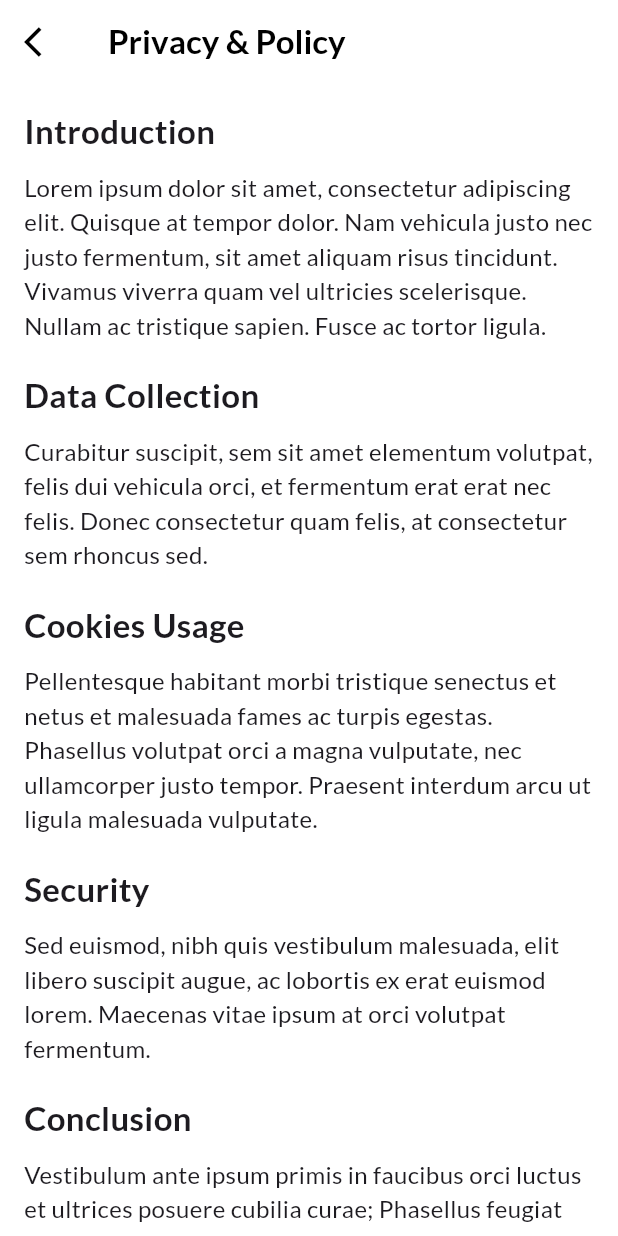
After one commit to bishnudev1/book, a Flutter app: the PrivacyPolicyScreen screen opened directly, on a phone screen of 412 x 824 dp. The commit adds this screen. Run offline on Flutter 3.47's test engine with Material 3 defaults, Android fonts, the phone set to English and light mode, and no system bars; drawn by our look-alikes of toastification; our stand-ins replace cached_network_image, dio, flutter_dotenv, go_router, google_fonts, package_info_plus.

Commit message:
feat: phase-1 frontend

```diff
--- a/lib/models/user.dart
+++ b/lib/models/user.dart
@@ -22,12 +22,14 @@ class Sitter {
 
 class Services {
   final IconData serviceIcon;
-  final String serviceText;
+  final String? serviceText;
+  final String? serviceDescription;
   bool isSelected;
 
   Services({
     required this.serviceIcon,
     required this.serviceText,
-    this.isSelected = false, // Default to false if not selected
+    required this.serviceDescription,
+    this.isSelected = false,
   });
 }
--- a/lib/views/more/more_screen.dart
+++ b/lib/views/more/more_screen.dart
@@ -5,10 +5,13 @@ import 'package:book/services/helper_services.dart';
 import 'package:book/utils/ph_dialer.dart';
 import 'package:book/views/auth/login.dart';
 import 'package:book/views/auth/register.dart';
+import 'package:book/views/policy/terms_cond_screen.dart';
 import 'package:book/views/sitter/sitter_register_screen.dart';
 import 'package:flutter/material.dart';
 import 'package:google_fonts/google_fonts.dart';
 import 'package:provider/provider.dart';
+
+import '../policy/policy_screen.dart';
 
 class MoreScreen extends StatefulWidget {
   const MoreScreen({super.key});
@@ -261,6 +264,8 @@ class _MoreScreenState extends State<MoreScreen> {
                   text: 'Privacy Policy',
                   onTap: () {
                     // TODO: Implement navigation or action
+                    Navigator.push(
+                        context, MaterialPageRoute(builder: (context) => const PrivacyPolicyScreen()));
                   },
                 ),
                 const SizedBox(
@@ -275,6 +280,7 @@ class _MoreScreenState extends State<MoreScreen> {
                   text: 'Terms and Condition',
                   onTap: () {
                     // TODO: Implement navigation or action
+                    Navigator.push(context, MaterialPageRoute(builder: (context) => const TermsCondScreen()));
                   },
                 ),
               ],
--- /dev/null
+++ b/lib/views/policy/policy_screen.dart
@@ -0,0 +1,121 @@
+import 'package:flutter/material.dart';
+import 'package:google_fonts/google_fonts.dart';
+
+import '../../widgets/exit_app.dart';
+
+class PrivacyPolicyScreen extends StatefulWidget {
+  const PrivacyPolicyScreen({super.key});
+
+  @override
+  State<PrivacyPolicyScreen> createState() => _PrivacyPolicyScreenState();
+}
+
+class _PrivacyPolicyScreenState extends State<PrivacyPolicyScreen> {
+  @override
+  Widget build(BuildContext context) {
+    return Scaffold(
+      backgroundColor: Colors.white,
+      appBar: AppBar(
+        backgroundColor: Colors.white,
+        leading: GestureDetector(
+          onTap: () {
+            if (Navigator.canPop(context)) {
+              Navigator.pop(context);
+            } else {
+              onback(context);
+            }
+          },
+          child: const Icon(Icons.arrow_back_ios, color: Colors.black),
+        ),
+        title: Text(
+          "Privacy & Policy",
+          style: GoogleFonts.lato(
+            color: Colors.black,
+            fontWeight: FontWeight.bold,
+          ),
+        ),
+      ),
+      body: SingleChildScrollView(
+        padding: const EdgeInsets.all(16.0),
+        child: Column(
+          crossAxisAlignment: CrossAxisAlignment.start,
+          children: [
+            Text(
+              "Introduction",
+              style: GoogleFonts.lato(
+                fontSize: 22,
+                fontWeight: FontWeight.bold,
+              ),
+            ),
+            const SizedBox(height: 10),
+            Text(
+              "Lorem ipsum dolor sit amet, consectetur adipiscing elit. Quisque at tempor dolor. "
+              "Nam vehicula justo nec justo fermentum, sit amet aliquam risus tincidunt. "
+              "Vivamus viverra quam vel ultricies scelerisque. Nullam ac tristique sapien. "
+              "Fusce ac tortor ligula.",
+              style: GoogleFonts.lato(fontSize: 16),
+            ),
+            const SizedBox(height: 20),
+            Text(
+              "Data Collection",
+              style: GoogleFonts.lato(
+                fontSize: 22,
+                fontWeight: FontWeight.bold,
+              ),
+            ),
+            const SizedBox(height: 10),
+            Text(
+              "Curabitur suscipit, sem sit amet elementum volutpat, felis dui vehicula orci, et fermentum "
+              "erat erat nec felis. Donec consectetur quam felis, at consectetur sem rhoncus sed.",
+              style: GoogleFonts.lato(fontSize: 16),
+            ),
+            const SizedBox(height: 20),
+            Text(
+              "Cookies Usage",
+              style: GoogleFonts.lato(
+                fontSize: 22,
+                fontWeight: FontWeight.bold,
+              ),
+            ),
+            const SizedBox(height: 10),
+            Text(
+              "Pellentesque habitant morbi tristique senectus et netus et malesuada fames ac turpis egestas. "
+              "Phasellus volutpat orci a magna vulputate, nec ullamcorper justo tempor. Praesent interdum "
+              "arcu ut ligula malesuada vulputate.",
+              style: GoogleFonts.lato(fontSize: 16),
+            ),
+            const SizedBox(height: 20),
+            Text(
+              "Security",
+              style: GoogleFonts.lato(
+                fontSize: 22,
+                fontWeight: FontWeight.bold,
+              ),
+            ),
+            const SizedBox(height: 10),
+            Text(
+              "Sed euismod, nibh quis vestibulum malesuada, elit libero suscipit augue, ac lobortis ex erat "
+              "euismod lorem. Maecenas vitae ipsum at orci volutpat fermentum.",
+              style: GoogleFonts.lato(fontSize: 16),
+            ),
+            const SizedBox(height: 20),
+            Text(
+              "Conclusion",
+              style: GoogleFonts.lato(
+                fontSize: 22,
+                fontWeight: FontWeight.bold,
+              ),
+            ),
+            const SizedBox(height: 10),
+            Text(
+              "Vestibulum ante ipsum primis in faucibus orci luctus et ultrices posuere cubilia curae; "
+              "Phasellus feugiat nisl id tortor gravida, ut pellentesque velit lobortis. Curabitur "
+              "vehicula felis vel nisi cursus aliquet.",
+              style: GoogleFonts.lato(fontSize: 16),
+            ),
+          ],
+        ),
+      ),
+    );
+  }
+}
```
Also changed, not shown: lib/views/home/home_screen.dart (+57 -22 lines), lib/views/policy/terms_cond_screen.dart (added, +116 -0 lines), lib/views/sitter/confirm_sitter_register.dart (+81 -27 lines), lib/views/sitter/sitter_register_screen.dart (+15 -5 lines).
